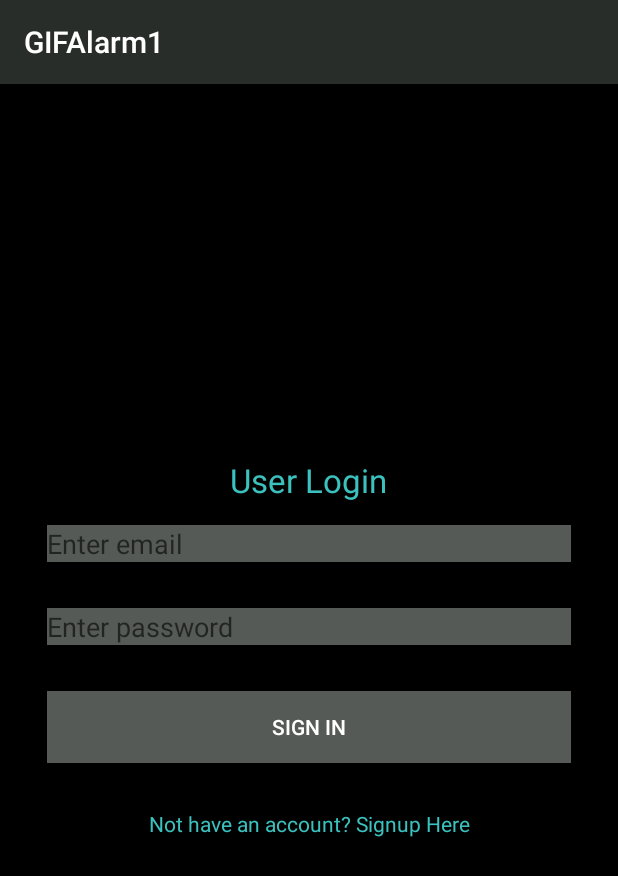
After one commit to billbrasky1/FinalProject, an Android app: the FireBaseLoginActivity screen opened directly, with no data from a screen before it, on a phone screen of 412 x 824 dp. The commit adds this screen. Shown: the top 876 px of the screen. Run offline under Robolectric (Android 15) with nearby library versions, the phone set to English and light mode, and no system bars; our stand-ins replace Firebase (no records; nobody signed in at launch, a user with empty details on screens opened directly); libraries missing offline, so code that uses them is left out: com.danielbrinker.android; 1 statement that could not run was skipped.

Commit message:
Firebase Login features added.

```diff
--- /dev/null
+++ b/GIFAlarm1/app/src/main/java/com/danielbrinker/android/aca/gifalarm1/FireBaseLoginActivity.java
@@ -0,0 +1,122 @@
+package com.danielbrinker.android.aca.gifalarm1;
+
+import android.app.ProgressDialog;
+import android.content.Intent;
+import android.os.Bundle;
+import android.support.annotation.NonNull;
+import android.support.v7.app.AppCompatActivity;
+import android.text.TextUtils;
+import android.view.View;
+import android.widget.Button;
+import android.widget.EditText;
+import android.widget.TextView;
+import android.widget.Toast;
+
+import com.google.android.gms.tasks.OnCompleteListener;
+import com.google.android.gms.tasks.Task;
+import com.google.firebase.auth.AuthResult;
+import com.google.firebase.auth.FirebaseAuth;
+
+/**
+ * Created by danielbrinker on 11/8/16.
+ */
+
+public class FireBaseLoginActivity extends AppCompatActivity implements View.OnClickListener {
+
+
+    //defining views
+    private Button buttonSignIn;
+    private EditText editTextEmail;
+    private EditText editTextPassword;
+    private TextView textViewSignup;
+
+    //firebase auth object
+    private FirebaseAuth firebaseAuth;
+
+    //progress dialog
+    private ProgressDialog progressDialog;
+
+
+    @Override
+    protected void onCreate(Bundle savedInstanceState) {
+        super.onCreate(savedInstanceState);
+        setContentView(R.layout.fb_activity_login);
+
+        //getting firebase auth object
+        firebaseAuth = FirebaseAuth.getInstance();
+
+        //if the objects getcurrentuser method is not null
+        //means user is already logged in
+        if(firebaseAuth.getCurrentUser() != null){
+            //close this activity
+            finish();
+            //opening profile activity
+            startActivity(new Intent(getApplicationContext(), FireBaseLogoutActivity.class));
+        }
+
+        //initializing views
+        editTextEmail = (EditText) findViewById(R.id.editTextEmail);
+        editTextPassword = (EditText) findViewById(R.id.editTextPassword);
+        buttonSignIn = (Button) findViewById(R.id.buttonSignin);
+        textViewSignup  = (TextView) findViewById(R.id.textViewSignUp);
+
+        progressDialog = new ProgressDialog(this);
+
+        //attaching click listener
+        buttonSignIn.setOnClickListener(this);
+        textViewSignup.setOnClickListener(this);
+    }
+
+    //method for user login
+    private void userLogin(){
+        String email = editTextEmail.getText().toString().trim();
+        String password  = editTextPassword.getText().toString().trim();
+
+
+        //checking if email and passwords are empty
+        if(TextUtils.isEmpty(email)){
+            Toast.makeText(this,"Please enter email",Toast.LENGTH_LONG).show();
+            return;
+        }
+
+        if(TextUtils.isEmpty(password)){
+            Toast.makeText(this,"Please enter password",Toast.LENGTH_LONG).show();
+            return;
+        }
+
+        //if the email and password are not empty
+        //displaying a progress dialog
+
+        progressDialog.setMessage("Registering Please Wait...");
+        progressDialog.show();
+
+        //logging in the user
+        firebaseAuth.signInWithEmailAndPassword(email, password)
+                .addOnCompleteListener(this, new OnCompleteListener<AuthResult>() {
+                    @Override
+                    public void onComplete(@NonNull Task<AuthResult> task) {
+                        progressDialog.dismiss();
+                        //if the task is successfull
+                        if(task.isSuccessful()){
+                            //start the profile activity
+                            finish();
+                            startActivity(new Intent(getApplicationContext(), FireBaseLogoutActivity.class));
+                        }
+                    }
+                });
+
+    }
+
+
+    @Override
+    public void onClick(View view) {
+        if(view == buttonSignIn){
+            userLogin();
+        }
+
+        if(view == textViewSignup){
+            finish();
+            startActivity(new Intent(this, FireBaseSignUp.class));
+        }
+    }
+}
--- /dev/null
+++ b/GIFAlarm1/app/src/main/res/layout/fb_activity_login.xml
@@ -0,0 +1,66 @@
+<?xml version="1.0" encoding="utf-8"?>
+<RelativeLayout
+    xmlns:android="http://schemas.android.com/apk/res/android"
+    android:layout_width="match_parent"
+    android:layout_height="match_parent"
+    android:paddingBottom="@dimen/activity_vertical_margin"
+    android:paddingLeft="@dimen/activity_horizontal_margin"
+    android:paddingRight="@dimen/activity_horizontal_margin"
+    android:paddingTop="@dimen/activity_vertical_margin"
+    android:background="@android:color/background_dark">
+    <LinearLayout
+        android:layout_centerVertical="true"
+        android:layout_width="match_parent"
+        android:layout_height="wrap_content"
+        android:orientation="vertical">
+
+        <TextView
+            android:layout_width="wrap_content"
+            android:layout_height="wrap_content"
+            android:textAppearance="?android:attr/textAppearanceLarge"
+            android:text="User Login"
+            android:id="@+id/textView"
+            android:textColor="@color/colorPrimaryDark"
+            android:layout_gravity="center_horizontal" />
+
+        <EditText
+            android:id="@+id/editTextEmail"
+            android:layout_width="match_parent"
+            android:layout_height="wrap_content"
+            android:layout_margin="15dp"
+            android:hint="Enter email"
+            android:inputType="textEmailAddress"
+            android:textColor="@android:color/background_light"
+            android:background="@color/colorAccent"/>
+
+        <EditText
+            android:id="@+id/editTextPassword"
+            android:layout_width="match_parent"
+            android:layout_height="wrap_content"
+            android:layout_margin="15dp"
+            android:hint="Enter password"
+            android:inputType="textPassword"
+            android:textColor="@android:color/background_light"
+            android:background="@color/colorAccent"/>
+
+        <Button
+            android:id="@+id/buttonSignin"
+            android:layout_width="match_parent"
+            android:layout_height="wrap_content"
+            android:layout_margin="15dp"
+            android:textColor="@android:color/background_light"
+            android:background="@color/colorAccent"
+            android:text="Sign In" />
+
+        <TextView
+            android:text="Not have an account? Signup Here"
+            android:id="@+id/textViewSignUp"
+            android:textAlignment="center"
+            android:layout_margin="15dp"
+            android:textColor="@color/colorPrimaryDark"
+            android:layout_width="match_parent"
+            android:layout_height="wrap_content" />
+
+    </LinearLayout>
+
+</RelativeLayout>
--- a/GIFAlarm1/build.gradle
+++ b/GIFAlarm1/build.gradle
@@ -6,6 +6,9 @@
     }
     dependencies {
         classpath 'com.android.tools.build:gradle:2.2.1'
+
+        //Added for Firebase///
+        classpath 'com.google.gms:google-services:3.0.0'
 
         // NOTE: Do not place your application dependencies here; they belong
         // in the individual module build.gradle files
```
Also changed, not shown: GIFAlarm1/app/build.gradle (+7 -1 lines), GIFAlarm1/app/src/main/AndroidManifest.xml (+35 -0 lines), GIFAlarm1/app/src/main/java/com/danielbrinker/android/aca/gifalarm1/FireBaseLogoutActivity.java (added, +76 -0 lines), GIFAlarm1/app/src/main/java/com/danielbrinker/android/aca/gifalarm1/FireBaseSignUp.java (added, +128 -0 lines), GIFAlarm1/app/src/main/java/com/danielbrinker/android/aca/gifalarm1/SettingsActivity.java (+0 -47 lines), GIFAlarm1/app/src/main/java/com/danielbrinker/android/aca/gifalarm1/WelcomeScreen.java (+15 -0 lines), GIFAlarm1/app/src/main/res/layout/fb_activity_profile.xml (added, +38 -0 lines), GIFAlarm1/app/src/main/res/layout/fb_sign_up.xml (added, +49 -0 lines), GIFAlarm1/app/src/main/res/layout/welcome.xml (+28 -29 lines), 1 other file.
